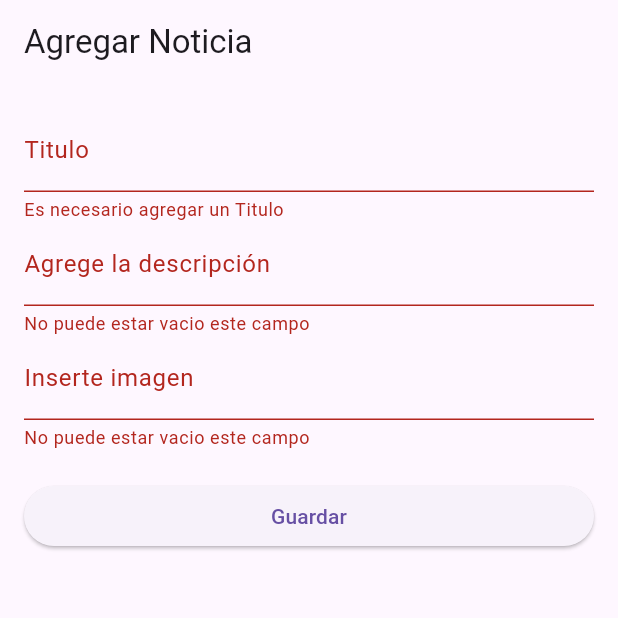
After one commit to Crispolein/Astroapp, a Flutter app: the AddNoticia screen opened by its route, after a tap on "Guardar", on a phone screen of 412 x 824 dp, the top half of it. The commit adds this screen. Run offline on Flutter 3.47's test engine with Material 3 defaults, Android fonts, the phone set to English and light mode, and no system bars; our stand-ins replace cloud_firestore, curved_navigation_bar, firebase_auth, firebase_core, go_router, image_picker and 2 more; accounts and stored records are empty.

Commit message:
Creacion de noticias(Admin)

```diff
--- a/lib/models/proyecto_model.dart
+++ b/lib/models/proyecto_model.dart
@@ -88,3 +88,35 @@ class Quiz {
     );
   }
 }
+
+class Noticia {
+  final String id;
+  final String titulo;
+  final String descripcion;
+  final String? imagenURL;
+
+  Noticia({
+    required this.id,
+    required this.titulo,
+    required this.descripcion,
+    this.imagenURL,
+  });
+
+  Map<String, dynamic> toMap() {
+    return {
+      'id': id,
+      'titulo': titulo,
+      'descripcion': descripcion,
+      'imagenURL': imagenURL,
+    };
+  }
+
+  factory Noticia.fromMap(Map<String, dynamic> map) {
+    return Noticia(
+      id: map['id'],
+      titulo: map['titulo'],
+      descripcion: map['descripcion'],
+      imagenURL: map['imagenURL'],
+    );
+  }
+}
--- /dev/null
+++ b/lib/pagina/admin/creaate_notice.dart
@@ -0,0 +1,121 @@
+import 'package:astro_app/models/proyecto_model.dart';
+import 'package:cloud_firestore/cloud_firestore.dart';
+import 'package:flutter/material.dart';
+
+class AddNoticia extends StatefulWidget {
+  const AddNoticia({Key? key}) : super(key: key);
+
+  @override
+  _AddNoticiaState createState() => _AddNoticiaState();
+}
+
+class _AddNoticiaState extends State<AddNoticia> {
+  final _formKey = GlobalKey<FormState>();
+  final _tituloController = TextEditingController();
+  final _descripcionController = TextEditingController();
+  final _imagenURLController = TextEditingController();
+  String _error = '';
+
+  final FirebaseFirestore firestore = FirebaseFirestore.instance;
+  final CollectionReference _noticiaCollection =
+      FirebaseFirestore.instance.collection('noticia');
+
+  @override
+  void initState() {
+    super.initState();
+  }
+
+  @override
+  Widget build(BuildContext context) {
+    return Scaffold(
+      appBar: AppBar(
+        title: const Text('Agregar Noticia'),
+      ),
+      body: Padding(
+        padding: const EdgeInsets.all(16.0),
+        child: Form(
+          key: _formKey,
+          child: ListView(
+            children: [
+              TextFormField(
+                controller: _tituloController,
+                decoration: const InputDecoration(labelText: 'Titulo'),
+                validator: (value) {
+                  if (value == null || value.isEmpty) {
+                    return 'Es necesario agregar un Titulo';
+                  }
+                  return null;
+                },
+              ),
+              TextFormField(
+                controller: _descripcionController,
+                decoration:
+                    const InputDecoration(labelText: 'Agrege la descripción'),
+                validator: (value) {
+                  if (value == null || value.isEmpty) {
+                    return 'No puede estar vacio este campo';
+                  }
+                  return null;
+                },
+              ),
+              TextFormField(
+                controller: _imagenURLController,
+                decoration: const InputDecoration(labelText: 'Inserte imagen'),
+                validator: (value) {
+                  if (value == null || value.isEmpty) {
+                    return 'No puede estar vacio este campo';
+                  }
+                  return null;
+                },
+              ),
+              if (_error.isNotEmpty)
+                Text(
+                  _error,
+                  style: const TextStyle(color: Colors.red),
+                ),
+              const SizedBox(height: 20),
+              ElevatedButton(
+                onPressed: () async {
+                  if (_formKey.currentState!.validate()) {
+                    final nuevoNoticia = Noticia(
+                      id: '',
+                      titulo: _tituloController.text,
+                      descripcion: _descripcionController.text,
+                      imagenURL: _imagenURLController.text,
+                    );
+
+                    final snapshot = await _noticiaCollection
+                        .where('titulo', isEqualTo: nuevoNoticia.titulo)
+                        .where('descripcion',
+                            isEqualTo: nuevoNoticia.descripcion)
+                        .where('imagenURL', isEqualTo: nuevoNoticia.imagenURL)
+                        .get();
+                    if (snapshot.docs.isEmpty) {
+                      final DocumentReference document =
+                          _noticiaCollection.doc();
+                      final nuevoNoticiaConID = Noticia(
+                          id: document.id,
+                          titulo: nuevoNoticia.titulo,
+                          descripcion: nuevoNoticia.descripcion,
+                          imagenURL: nuevoNoticia.imagenURL);
+                      await document.set({
+                        'id': nuevoNoticiaConID.id,
+                        'titulo': nuevoNoticiaConID.titulo,
+                        'descripcion': nuevoNoticiaConID.descripcion,
+                        'imagenURL': nuevoNoticiaConID.imagenURL,
+                      });
+                      Navigator.pop(context, nuevoNoticiaConID);
+                    } else {
+                      print("Ya existe esta noticia");
+                    }
+                  }
+                },
+                child: const Text('Guardar'),
+              ),
+            ],
+          ),
+        ),
+      ),
+    );
+  }
+}
--- a/lib/pagina/admin/homeAdmin.dart
+++ b/lib/pagina/admin/homeAdmin.dart
@@ -1,13 +1,11 @@
 import 'package:astro_app/Login/login_page.dart';
 import 'package:astro_app/pagina/admin/ajustes_Admin.dart';
+import 'package:astro_app/pagina/admin/creaate_notice.dart';
 import 'package:astro_app/pagina/admin/editar_perfil_Admin.dart';
-import 'package:astro_app/pagina/quiz_admin.dart';
-import 'package:astro_app/pagina/quiz_page.dart';
+import 'package:astro_app/pagina/admin/quiz_admin.dart';
 import 'package:flutter/material.dart';
 import 'package:curved_navigation_bar/curved_navigation_bar.dart';
-
-// Importa la biblioteca donde se encuentra fase_lunar.dart
-import 'fase_lunar.dart';
+import '../fase_lunar.dart';
 
 class HomeAdminPage extends StatelessWidget {
   const HomeAdminPage({Key? key}) : super(key: key);
@@ -208,7 +206,7 @@ class _HomeScreenState extends State<HomeScreen> {
               onPressed: () {
                 Navigator.push(
                   context,
-                  MaterialPageRoute(builder: (context) => const LoginPage()),
+                  MaterialPageRoute(builder: (context) => LoginPage()),
                 );
               },
               child: Text('Cerrar Sesión'),
@@ -253,7 +251,7 @@ class _HomeScreenState extends State<HomeScreen> {
                     Navigator.push(
                         context,
                         MaterialPageRoute(
-                            builder: (context) => const AddQuestionPage()));
+                            builder: (context) => AddQuestionPage()));
                   },
                   style: ElevatedButton.styleFrom(
                     backgroundColor: Colors.red,
@@ -269,10 +267,8 @@ class _HomeScreenState extends State<HomeScreen> {
                 ),
                 ElevatedButton(
                   onPressed: () {
-                    Navigator.push(
-                        context,
-                        MaterialPageRoute(
-                            builder: (context) => const AddQuestionPage()));
+                    Navigator.push(context,
+                        MaterialPageRoute(builder: (context) => AddNoticia()));
                   },
                   style: ElevatedButton.styleFrom(
                     backgroundColor: Colors.green,
@@ -282,16 +278,14 @@ class _HomeScreenState extends State<HomeScreen> {
                     ),
                   ),
                   child: const Text(
-                    'Repasar Quiz',
+                    'Añadir Noticias',
                     style: TextStyle(fontSize: 16, color: Colors.black),
                   ),
                 ),
                 ElevatedButton(
                   onPressed: () {
-                    Navigator.push(
-                        context,
-                        MaterialPageRoute(
-                            builder: (context) => const AddQuestionPage()));
+                    Navigator.push(context,
+                        MaterialPageRoute(builder: (context) => AddNoticia()));
                   },
                   style: ElevatedButton.styleFrom(
                     backgroundColor: Colors.blue,
@@ -310,7 +304,7 @@ class _HomeScreenState extends State<HomeScreen> {
                     Navigator.push(
                         context,
                         MaterialPageRoute(
-                            builder: (context) => const AddQuestionPage()));
+                            builder: (context) => AddQuestionPage()));
                   },
                   style: ElevatedButton.styleFrom(
                     backgroundColor: Colors.yellow,
@@ -329,7 +323,7 @@ class _HomeScreenState extends State<HomeScreen> {
                     Navigator.push(
                         context,
                         MaterialPageRoute(
-                            builder: (context) => const AddQuestionPage()));
+                            builder: (context) => AddQuestionPage()));
                   },
                   style: ElevatedButton.styleFrom(
                     backgroundColor: Color.fromARGB(255, 32, 241, 227),
@@ -348,7 +342,7 @@ class _HomeScreenState extends State<HomeScreen> {
                     Navigator.push(
                         context,
                         MaterialPageRoute(
-                            builder: (context) => const AddQuestionPage()));
+                            builder: (context) => AddQuestionPage()));
                   },
                   style: ElevatedButton.styleFrom(
                     backgroundColor: Color.fromARGB(255, 255, 49, 231),
--- a/lib/router/router.dart
+++ b/lib/router/router.dart
@@ -28,4 +28,6 @@ class Routers {
   static AppRouter addquestionpageadmin =
       AppRouter(name: "/addquestionpageadmin", path: "/addquestionpageadmin");
   static AppRouter viewapod = AppRouter(name: "/viewapod", path: "/viewapod");
+  static AppRouter addnoticia =
+      AppRouter(name: "/addnoticia", path: "/addnoticia");
 }
--- a/lib/router/router_config.dart
+++ b/lib/router/router_config.dart
@@ -1,15 +1,16 @@
-import 'package:astro_app/pagina/homeAdmin.dart';
-import 'package:astro_app/pagina/quiz_admin.dart';
+import 'package:astro_app/pagina/admin/creaate_notice.dart';
+import 'package:astro_app/pagina/admin/homeAdmin.dart';
+import 'package:astro_app/pagina/admin/quiz_admin.dart';
 import 'package:astro_app/pagina/review_quiz_page.dart';
 import 'package:astro_app/Login/forget_password.dart';
-import 'package:astro_app/pagina/home.dart';
+import 'package:astro_app/pagina/usuario/home.dart';
 import 'package:astro_app/Login/new_password.dart';
 import 'package:astro_app/Login/otp_verification.dart';
 import 'package:astro_app/Login/password_changed.dart';
 import 'package:astro_app/pagina/quiz_page.dart';
-import 'package:astro_app/pagina/view_apod.dart';
+import 'package:astro_app/pagina/usuario/view_apod.dart';
 import 'package:astro_app/router/router.dart';
-import 'package:astro_app/pagina/astroApp.dart';
+import 'package:astro_app/astroApp.dart';
 import 'package:astro_app/Login/login_page.dart';
 import 'package:astro_app/Login/signup_page.dart';
 import 'package:flutter/cupertino.dart';
@@ -107,4 +108,11 @@ final router = GoRouter(routes: [
       return const CupertinoPage(child: ApodPage());
     },
   ),
+  GoRoute(
+    path: Routers.addnoticia.path,
+    name: Routers.addnoticia.name,
+    pageBuilder: (context, state) {
+      return const CupertinoPage(child: AddNoticia());
+    },
+  ),
 ]);
```
